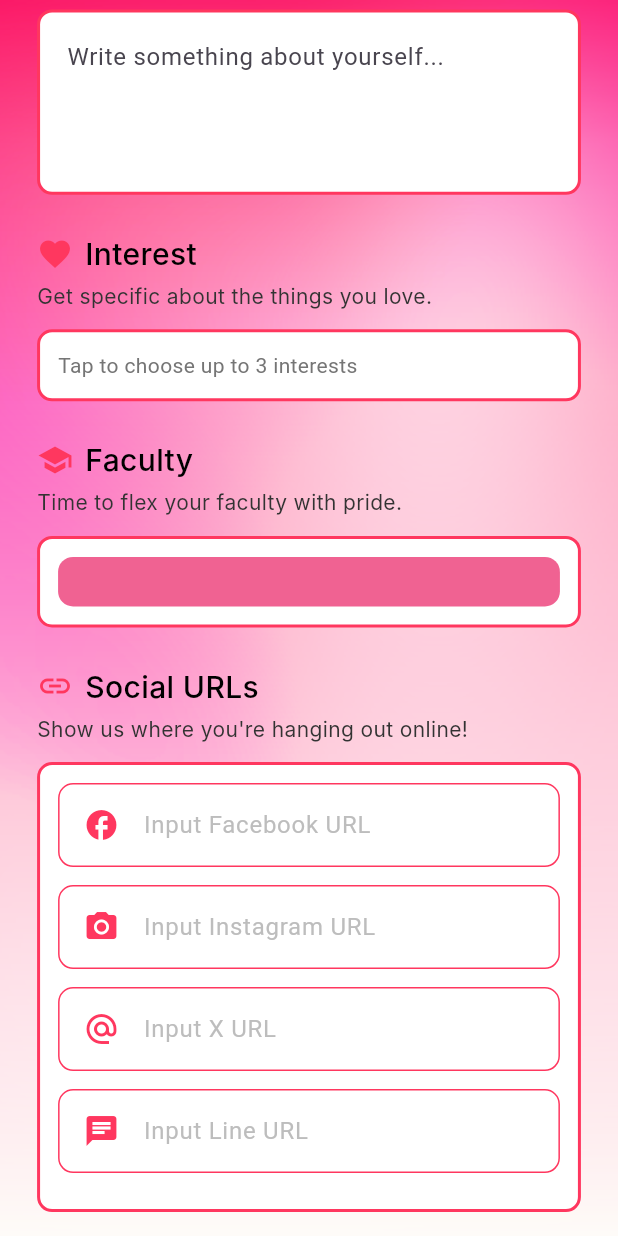
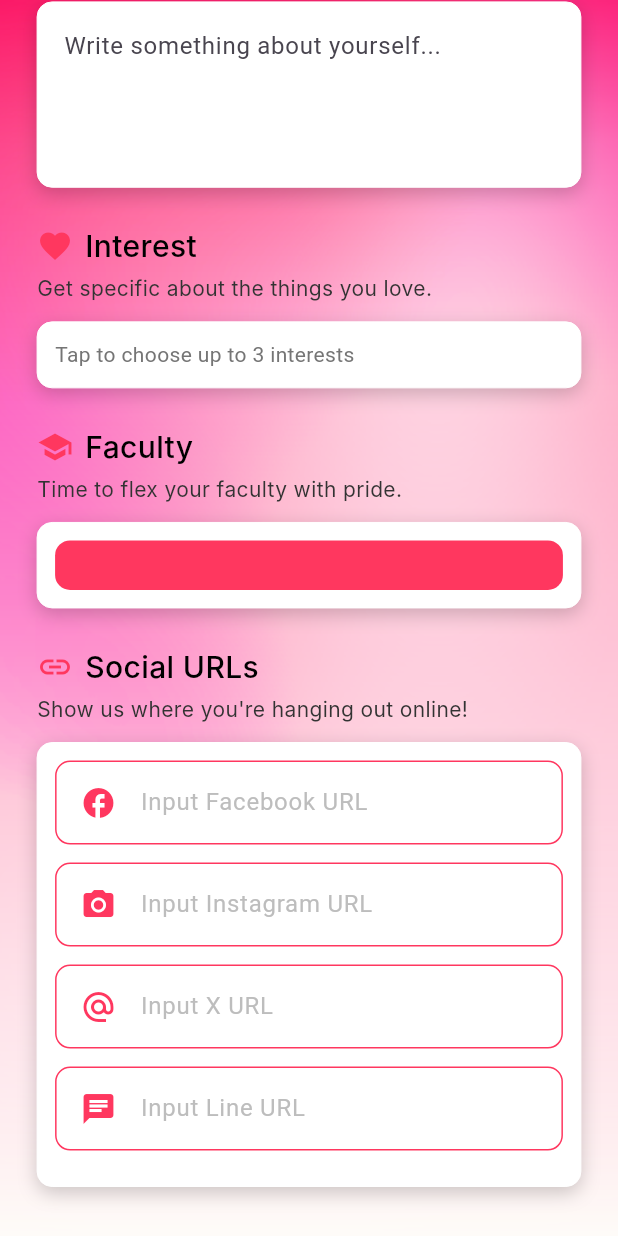
Before and after one commit to CatchU-DatingApp/CatchU-frontend, a Flutter app: the ProfilePage screen opened directly, scrolled down 576 dp, on a phone screen of 412 x 824 dp. Run offline on Flutter 3.47's test engine with Material 3 defaults, Android fonts, the phone set to English and light mode, and no system bars; our stand-ins replace camera, cloud_firestore, firebase_auth, firebase_core, firebase_storage, flutter_keyboard_visibility and 6 more; missing offline and left inert: google_ml_kit, tflite_flutter; accounts and stored records are empty; Roboto replaces fonts that are missing (Inter).

Commit message:
update UI profile.dart

```diff
--- a/lib/home/homepage1.dart
+++ b/lib/home/homepage1.dart
@@ -699,7 +699,7 @@ class _DiscoverPageState extends State<DiscoverPage>
                                   decoration: BoxDecoration(
                                     shape: BoxShape.circle,
                                     color: index == currentIndex
-                                        ? Colors.white
+                                        ? const Color(0xFFFF375F)
                                         : Colors.white.withOpacity(0.5),
                                     boxShadow: [
                                       BoxShadow(
--- a/lib/profile/profile.dart
+++ b/lib/profile/profile.dart
@@ -409,8 +409,8 @@ class _ProfilePageState extends State<ProfilePage> {
                       color: Colors.white,
                       shape: RoundedRectangleBorder(
                         side: BorderSide(
-                          width: 1,
-                          color: const Color(0xFFFF375F),
+                          width: 0,
+                          color: const Color.fromARGB(255, 255, 255, 255),
                         ),
                         borderRadius: BorderRadius.circular(10),
                       ),
@@ -634,7 +634,7 @@ class _ProfilePageState extends State<ProfilePage> {
                           Text(
                             'Loading profile...',
                             style: TextStyle(
-                              color: Colors.grey[700],
+                              color: const Color.fromARGB(255, 255, 255, 255),
                               fontSize: 16,
                             ),
                           ),
@@ -661,8 +661,8 @@ class _ProfilePageState extends State<ProfilePage> {
                                   Text(
                                     'Profile',
                                     style: TextStyle(
-                                      color: const Color(0xFF333333),
-                                      fontSize: screenWidth * 0.09,
+                                      color: const Color.fromARGB(255, 255, 255, 255),
+                                      fontSize: screenWidth * 0.08,
                                       fontFamily: 'Nunito',
                                       fontWeight: FontWeight.w800,
                                     ),
@@ -719,11 +719,18 @@ class _ProfilePageState extends State<ProfilePage> {
                                     color: Colors.white,
                                     shape: RoundedRectangleBorder(
                                       side: BorderSide(
-                                        width: 2,
-                                        color: const Color(0xFFFF375F),
+                                        width: 0,
+                                        color: const Color.fromARGB(255, 255, 255, 255),
                                       ),
                                       borderRadius: BorderRadius.circular(10),
                                     ),
+                                    shadows: [
+                                      BoxShadow(
+                                        color: Colors.black.withOpacity(0.2),
+                                        blurRadius: 10,
+                                        offset: Offset(0, 4),
+                                      ),
+                                    ],
                                   ),
                                   child: Padding(
                                     padding: EdgeInsets.symmetric(
@@ -772,12 +779,24 @@ class _ProfilePageState extends State<ProfilePage> {
                                         return SizedBox(
                                           width: photoSize,
                                           height: photoSize,
+                                          child: Container(
+                                            decoration: BoxDecoration(
+                                              borderRadius: BorderRadius.circular(10),
+                                              boxShadow: [
+                                                BoxShadow(
+                                                  color: Colors.black.withOpacity(0.2),
+                                                  blurRadius: 10,
+                                                  offset: Offset(0, 4),
+                                                ),
+                                              ],
+                                            ),
                                             child: _buildPhotoSlot(
                                               image:
                                                   index < uploadedImages.length
                                                       ? uploadedImages[index]
                                                       : null,
                                               index: index,
+                                            ),
                                           ),
                                         );
                                       }),
@@ -801,11 +820,18 @@ class _ProfilePageState extends State<ProfilePage> {
                                   color: Colors.white,
                                   shape: RoundedRectangleBorder(
                                     side: BorderSide(
-                                      width: 2,
-                                      color: const Color(0xFFFF375F),
+                                      width: 0,
+                                      color: const Color.fromARGB(255, 255, 255, 255),
                                     ),
                                     borderRadius: BorderRadius.circular(10),
                                   ),
+                                  shadows: [
+                                    BoxShadow(
+                                      color: Colors.black.withOpacity(0.2),
+                                      blurRadius: 10,
+                                      offset: Offset(0, 4),
+                                    ),
+                                  ],
                                 ),
                                 child: TextField(
                                   focusNode: bioFocusNode,
@@ -872,11 +898,18 @@ class _ProfilePageState extends State<ProfilePage> {
                                     color: Colors.white,
                                     shape: RoundedRectangleBorder(
                                       side: BorderSide(
-                                        width: 2,
-                                        color: const Color(0xFFFF375F),
+                                        width: 0,
+                                        color: const Color.fromARGB(255, 255, 255, 255),
                                       ),
                                       borderRadius: BorderRadius.circular(10),
                                     ),
+                                                                      shadows: [
+                                    BoxShadow(
+                                      color: Colors.black.withOpacity(0.2),
+                                      blurRadius: 10,
+                                      offset: Offset(0, 4),
+                                    ),
+                                  ],
                                   ),
                                   child:
                                       selectedInterests.isEmpty
@@ -907,7 +940,7 @@ class _ProfilePageState extends State<ProfilePage> {
                                                           vertical: 6,
                                                         ),
                                                     decoration: BoxDecoration(
-                                                      color: Colors.pink[300],
+                                                      color: const Color(0xFFFF375F),
                                                       borderRadius:
                                                           BorderRadius.circular(
                                                             10,
@@ -954,11 +987,18 @@ class _ProfilePageState extends State<ProfilePage> {
                                     color: Colors.white,
                                     shape: RoundedRectangleBorder(
                                       side: BorderSide(
-                                        width: 2,
-                                        color: const Color(0xFFFF375F),
+                                        width: 0,
+                                        color: const Color.fromARGB(255, 255, 255, 255),
                                       ),
                                       borderRadius: BorderRadius.circular(10),
                                     ),
+                                                                      shadows: [
+                                    BoxShadow(
+                                      color: Colors.black.withOpacity(0.2),
+                                      blurRadius: 10,
+                                      offset: Offset(0, 4),
+                                    ),
+                                  ],
                                   ),
                                   child:
                                       selectedFaculty == null
@@ -974,7 +1014,7 @@ class _ProfilePageState extends State<ProfilePage> {
                                               vertical: 6,
                                             ),
                                             decoration: BoxDecoration(
-                                              color: Colors.pink[300],
+                                              color: const Color(0xFFFF375F),
                                               borderRadius:
                                                   BorderRadius.circular(10),
                                             ),
@@ -1004,11 +1044,18 @@ class _ProfilePageState extends State<ProfilePage> {
                                   color: Colors.white,
                                   shape: RoundedRectangleBorder(
                                     side: BorderSide(
-                                      width: 2,
-                                      color: const Color(0xFFFF375F),
+                                      width: 0,
+                                      color: const Color.fromARGB(255, 255, 255, 255),
                                     ),
                                     borderRadius: BorderRadius.circular(10),
                                   ),
+                                  shadows: [
+                                    BoxShadow(
+                                      color: Colors.black.withOpacity(0.2),
+                                      blurRadius: 10,
+                                      offset: Offset(0, 4),
+                                    ),
+                                  ],
                                 ),
                                 child: Column(
                                   children: [
```
Lines whose indentation alone changed are shown as unchanged.
